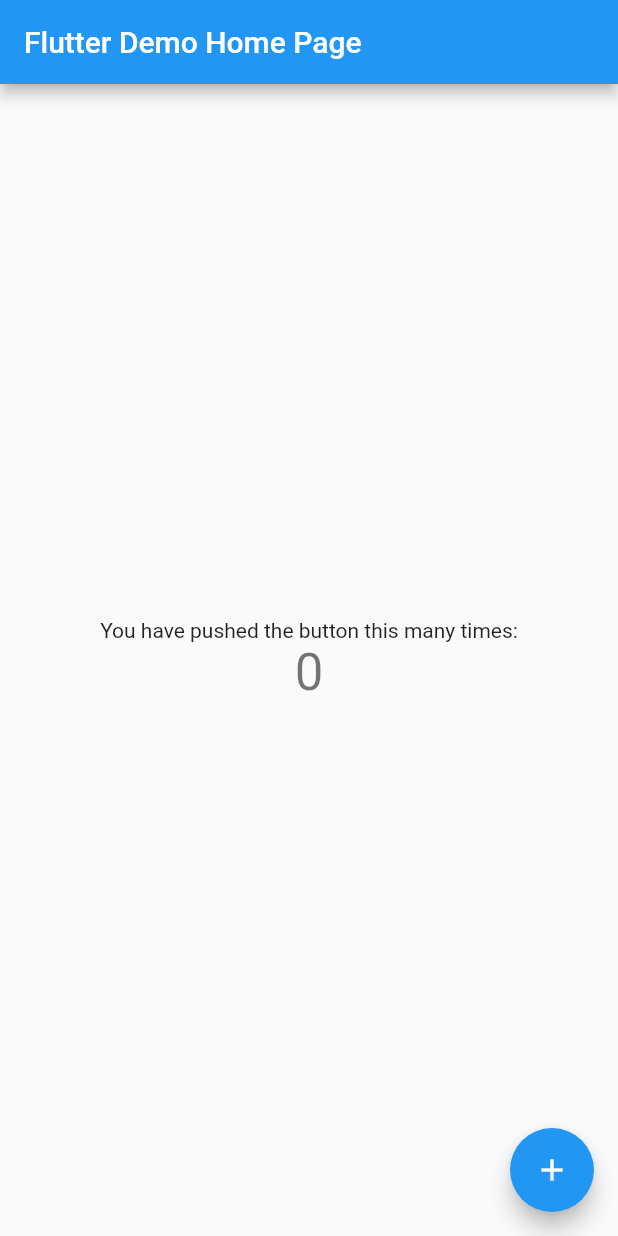
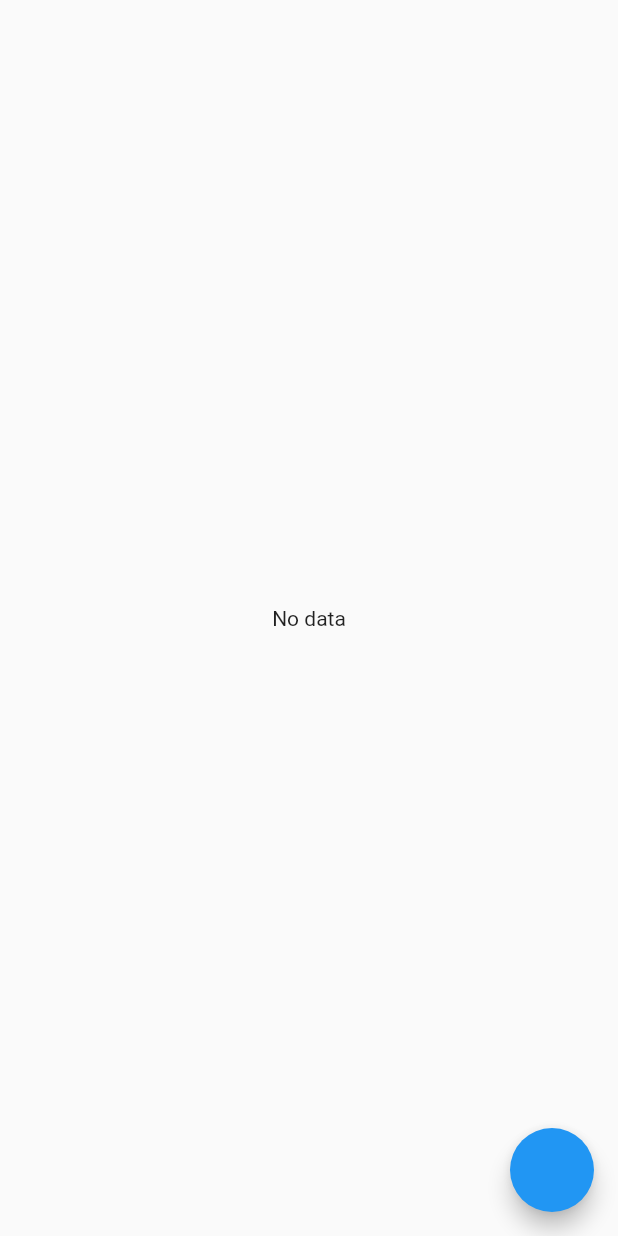
Before and after one commit to AlexxBot/flutter_cat_gift, a Flutter app: the screen it shows after launch, on a phone screen of 412 x 824 dp. Run offline on Flutter 3.47's test engine with Material 2 defaults, Android fonts, the phone set to English and light mode, and no system bars; our stand-ins replace bloc.

Commit message:
feat: setting folder proyect basic structure

```diff
--- /dev/null
+++ b/lib/features/cat/presentation/bloc/cat_event.dart
@@ -0,0 +1,4 @@
+part of 'cat_bloc.dart';
+
+@immutable
+abstract class CatEvent {}
--- /dev/null
+++ b/lib/features/cat/presentation/bloc/cat_state.dart
@@ -0,0 +1,6 @@
+part of 'cat_bloc.dart';
+
+@immutable
+abstract class CatState {}
+
+class CatInitial extends CatState {}
--- /dev/null
+++ b/lib/features/cat/presentation/bloc/dfdf_event.dart
@@ -0,0 +1,4 @@
+part of 'dfdf_bloc.dart';
+
+@immutable
+abstract class DfdfEvent {}
--- /dev/null
+++ b/lib/features/cat/presentation/bloc/dfdf_state.dart
@@ -0,0 +1,6 @@
+part of 'dfdf_bloc.dart';
+
+@immutable
+abstract class DfdfState {}
+
+class DfdfInitial extends DfdfState {}
--- /dev/null
+++ b/lib/features/cat/presentation/pages/cat_page.dart
@@ -0,0 +1,43 @@
+import 'dart:typed_data';
+
+import 'package:cat_gift/features/cat/data/datasources/cat_remote_data.dart';
+import 'package:flutter/material.dart';
+
+class CatPage extends StatefulWidget {
+  const CatPage({Key? key}) : super(key: key);
+
+  @override
+  _CatPageState createState() => _CatPageState();
+}
+
+class _CatPageState extends State<CatPage> {
+  late final CatRemoteData catRemoteData;
+  late Uint8List? giftData = null;
+
+  @override
+  void initState() {
+    // TODO: implement initState
+    super.initState();
+    catRemoteData = CatRemoteData();
+    //_getRandomGift();
+  }
+
+  void _getRandomGift() {
+    catRemoteData.getRandomGift().then((value) => setState(() {
+          giftData = value;
+        }));
+  }
+
+  @override
+  Widget build(BuildContext context) {
+    return Scaffold(
+      body: Center(
+        child:
+            giftData != null ? Image.memory(giftData!) : const Text("No data"),
+      ),
+      floatingActionButton: FloatingActionButton(
+        onPressed: _getRandomGift,
+      ),
+    );
+  }
+}
--- a/lib/main.dart
+++ b/lib/main.dart
@@ -1,3 +1,4 @@
+import 'package:cat_gift/features/cat/presentation/pages/cat_page.dart';
 import 'package:flutter/material.dart';
 
 void main() {
@@ -13,103 +14,9 @@
     return MaterialApp(
       title: 'Flutter Demo',
       theme: ThemeData(
-        // This is the theme of your application.
-        //
-        // Try running your application with "flutter run". You'll see the
-        // application has a blue toolbar. Then, without quitting the app, try
-        // changing the primarySwatch below to Colors.green and then invoke
-        // "hot reload" (press "r" in the console where you ran "flutter run",
-        // or simply save your changes to "hot reload" in a Flutter IDE).
-        // Notice that the counter didn't reset back to zero; the application
-        // is not restarted.
         primarySwatch: Colors.blue,
       ),
-      home: const MyHomePage(title: 'Flutter Demo Home Page'),
+      home: const CatPage(),
     );
   }
 }
-
-class MyHomePage extends StatefulWidget {
-  const MyHomePage({Key? key, required this.title}) : super(key: key);
-
-  // This widget is the home page of your application. It is stateful, meaning
-  // that it has a State object (defined below) that contains fields that affect
-  // how it looks.
-
-  // This class is the configuration for the state. It holds the values (in this
-  // case the title) provided by the parent (in this case the App widget) and
-  // used by the build method of the State. Fields in a Widget subclass are
-  // always marked "final".
-
-  final String title;
-
-  @override
-  State<MyHomePage> createState() => _MyHomePageState();
-}
-
-class _MyHomePageState extends State<MyHomePage> {
-  int _counter = 0;
-
-  void _incrementCounter() {
-    setState(() {
-      // This call to setState tells the Flutter framework that something has
-      // changed in this State, which causes it to rerun the build method below
-      // so that the display can reflect the updated values. If we changed
-      // _counter without calling setState(), then the build method would not be
-      // called again, and so nothing would appear to happen.
-      _counter++;
-    });
-  }
-
-  @override
-  Widget build(BuildContext context) {
-    // This method is rerun every time setState is called, for instance as done
-    // by the _incrementCounter method above.
-    //
-    // The Flutter framework has been optimized to make rerunning build methods
-    // fast, so that you can just rebuild anything that needs updating rather
-    // than having to individually change instances of widgets.
-    return Scaffold(
-      appBar: AppBar(
-        // Here we take the value from the MyHomePage object that was created by
-        // the App.build method, and use it to set our appbar title.
-        title: Text(widget.title),
-      ),
-      body: Center(
-        // Center is a layout widget. It takes a single child and positions it
-        // in the middle of the parent.
-        child: Column(
-          // Column is also a layout widget. It takes a list of children and
-          // arranges them vertically. By default, it sizes itself to fit its
-          // children horizontally, and tries to be as tall as its parent.
-          //
-          // Invoke "debug painting" (press "p" in the console, choose the
-          // "Toggle Debug Paint" action from the Flutter Inspector in Android
-          // Studio, or the "Toggle Debug Paint" command in Visual Studio Code)
-          // to see the wireframe for each widget.
-          //
-          // Column has various properties to control how it sizes itself and
-          // how it positions its children. Here we use mainAxisAlignment to
-          // center the children vertically; the main axis here is the vertical
-          // axis because Columns are vertical (the cross axis would be
-          // horizontal).
-          mainAxisAlignment: MainAxisAlignment.center,
-          children: <Widget>[
-            const Text(
-              'You have pushed the button this many times:',
-            ),
-            Text(
-              '$_counter',
-              style: Theme.of(context).textTheme.headline4,
-            ),
-          ],
-        ),
-      ),
-      floatingActionButton: FloatingActionButton(
-        onPressed: _incrementCounter,
-        tooltip: 'Increment',
-        child: const Icon(Icons.add),
-      ), // This trailing comma makes auto-formatting nicer for build methods.
-    );
-  }
-}
```
Also changed, not shown: lib/features/cat/data/datasources/cat_remote_data.dart (added, +17 -0 lines), lib/features/cat/presentation/bloc/cat_bloc.dart (added, +13 -0 lines), lib/features/cat/presentation/bloc/dfdf_bloc.dart (added, +13 -0 lines), pubspec.yaml (+7 -0 lines), pubspec.lock, 1 other file.
